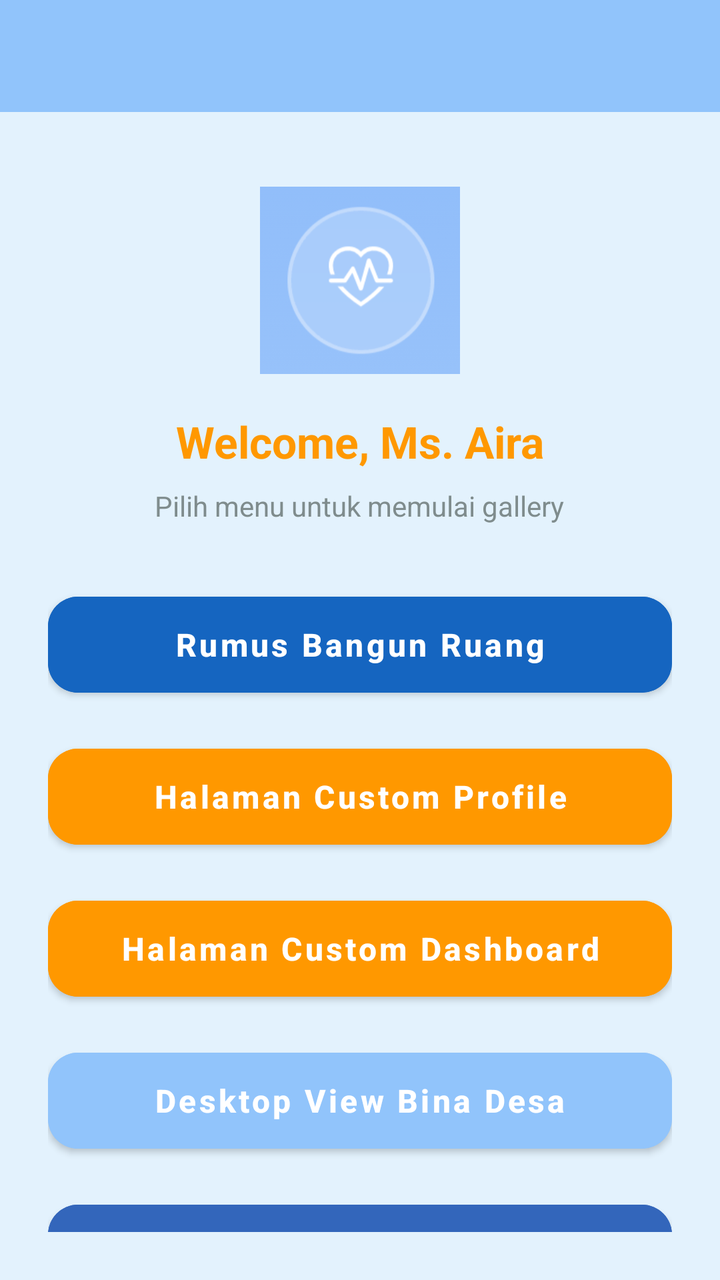
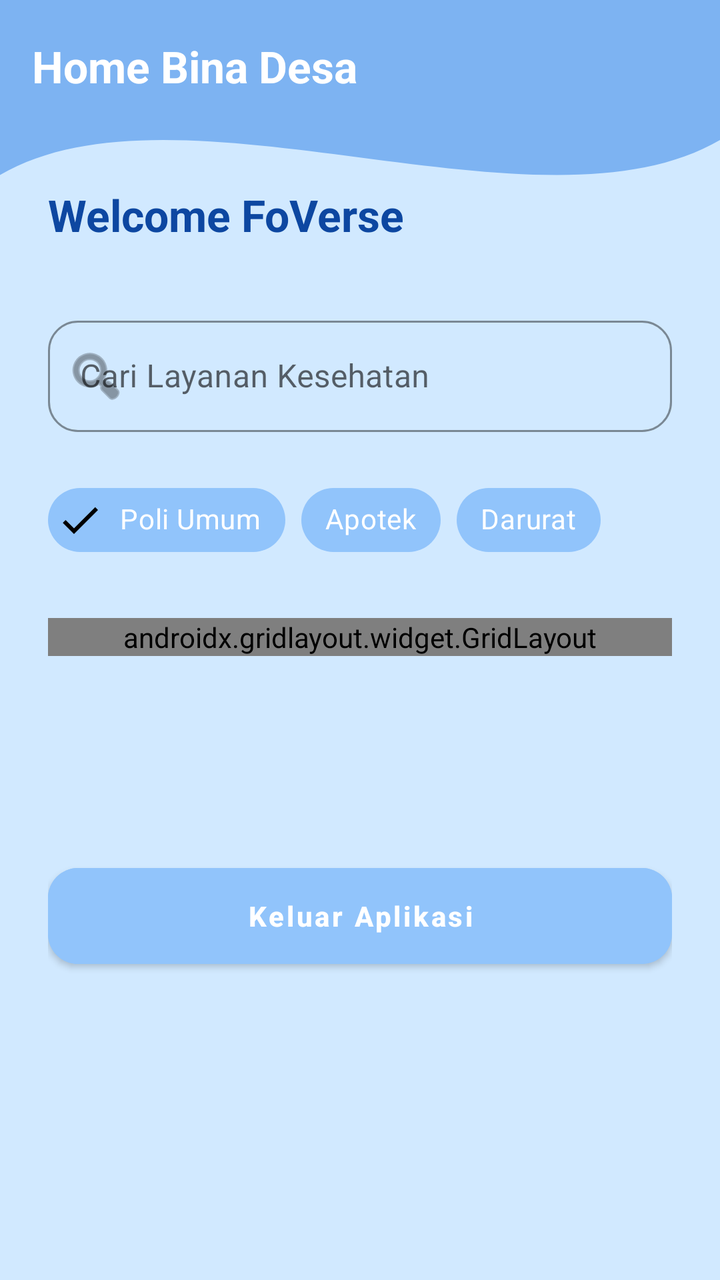

The first picture is an Android layout as it rendered before a commit; the second is the same layout after the commit. The layout source and the unified diff follow.
<!-- AndroidManifest.xml: application theme Theme.MaterialComponents.Light.NoActionBar -->
<!-- res/layout/fragment_home.xml -->
<?xml version="1.0" encoding="utf-8"?>
<LinearLayout xmlns:android="http://schemas.android.com/apk/res/android"
    xmlns:app="http://schemas.android.com/apk/res-auto"
    xmlns:tools="http://schemas.android.com/tools"
    android:layout_width="match_parent"
    android:layout_height="match_parent"
    android:orientation="vertical"
    android:background="@color/bina_desa_blue_light"
    tools:context=".Home.HomeFragment"> <androidx.appcompat.widget.Toolbar
    android:id="@+id/toolbar"
    android:layout_width="match_parent"
    android:layout_height="?attr/actionBarSize"
    android:background="@color/bina_desa_primary"
    app:titleTextColor="@color/white"
    app:elevation="4dp" />

    <LinearLayout
        android:layout_width="match_parent"
        android:layout_height="match_parent"
        android:orientation="vertical"
        android:padding="24dp"
        android:gravity="center_horizontal">

        <ImageView
            android:id="@+id/imgLogoMain"
            android:layout_width="100dp"
            android:layout_height="100dp"
            android:layout_marginTop="10dp"
            android:src="@drawable/logo_bina_desa"
            android:scaleType="centerInside" />

        <TextView
            android:id="@+id/txtWelcome"
            android:layout_width="wrap_content"
            android:layout_height="wrap_content"
            android:text="Welcome, Ms. Aira"
            android:textSize="22sp"
            android:textStyle="bold"
            android:textColor="@color/primary_orange"
            android:layout_marginTop="16dp"
            android:layout_marginBottom="8dp"/>

        <TextView
            android:layout_width="wrap_content"
            android:layout_height="wrap_content"
            android:text="Pilih menu untuk memulai gallery"
            android:textColor="@color/text_grey"
            android:textSize="14sp"
            android:layout_marginBottom="30dp"/>

        <Button
            android:id="@+id/btnRumus"
            android:layout_width="match_parent"
            android:layout_height="60dp"
            android:text="Rumus Bangun Ruang"
            android:textAllCaps="false"
            android:textSize="16sp"
            android:textStyle="bold"
            android:backgroundTint="#1565C0"
            android:layout_marginBottom="16dp"
            app:cornerRadius="15dp"
            app:elevation="4dp" />

        <Button
            android:id="@+id/btnCustom1"
            android:layout_width="match_parent"
            android:layout_height="60dp"
            android:text="Halaman Custom Profile"
            android:textAllCaps="false"
            android:textSize="16sp"
            android:textStyle="bold"
            android:backgroundTint="@color/primary_orange"
            android:layout_marginBottom="16dp"
            app:cornerRadius="15dp"
            app:elevation="4dp" />

        <Button
            android:id="@+id/btnCustom2"
            android:layout_width="match_parent"
            android:layout_height="60dp"
            android:text="Halaman Custom Dashboard"
            android:textAllCaps="false"
            android:textSize="16sp"
            android:textStyle="bold"
            android:backgroundTint="@color/primary_orange"
            android:layout_marginBottom="16dp"
            app:cornerRadius="15dp"
            app:elevation="4dp" />

        <Button
            android:id="@+id/btnWebView"
            android:layout_width="match_parent"
            android:layout_height="60dp"
            android:text="Desktop View Bina Desa"
            android:textAllCaps="false"
            android:textSize="16sp"
            android:textStyle="bold"
            android:backgroundTint="@color/bina_desa_primary"
            android:layout_marginBottom="16dp"
            app:cornerRadius="15dp"
            app:elevation="4dp" />

        <View
            android:layout_width="match_parent"
            android:layout_height="0dp"
            android:layout_weight="1" />

        <Button
            android:id="@+id/btnLogout"
            android:layout_width="match_parent"
            android:layout_height="60dp"
            android:text="Logout"
            android:textAllCaps="false"
            android:textSize="16sp"
            android:textStyle="bold"
            android:backgroundTint="@color/bina_desa_blue_dark"
            android:layout_marginBottom="10dp"
            app:cornerRadius="15dp"
            app:elevation="4dp" />

    </LinearLayout>
</LinearLayout>
<!-- resources referenced by this layout -->
<resources>
  <color name="bina_desa_blue_dark">#3366BB</color>
  <color name="bina_desa_blue_light">#E3F2FD</color>
  <color name="bina_desa_primary">#91C4FB</color>
  <color name="primary_orange">#FF9800</color>
  <color name="text_grey">#7F8C8D</color>
  <color name="white">#FFFFFF</color>
  <!-- drawable logo_bina_desa: png bitmap (drawable, 15847 bytes) -->
</resources>

<!-- the commit's change to res/layout/fragment_home.xml (unified diff, before → after) -->
@@ -1,122 +1,209 @@
 <?xml version="1.0" encoding="utf-8"?>
-<LinearLayout xmlns:android="http://schemas.android.com/apk/res/android"
+<ScrollView xmlns:android="http://schemas.android.com/apk/res/android"
     xmlns:app="http://schemas.android.com/apk/res-auto"
-    xmlns:tools="http://schemas.android.com/tools"
     android:layout_width="match_parent"
     android:layout_height="match_parent"
-    android:orientation="vertical"
-    android:background="@color/bina_desa_blue_light"
-    tools:context=".Home.HomeFragment"> <androidx.appcompat.widget.Toolbar
-    android:id="@+id/toolbar"
-    android:layout_width="match_parent"
-    android:layout_height="?attr/actionBarSize"
-    android:background="@color/bina_desa_primary"
-    app:titleTextColor="@color/white"
-    app:elevation="4dp" />
+    android:background="#D1E9FF">
 
     <LinearLayout
         android:layout_width="match_parent"
-        android:layout_height="match_parent"
+        android:layout_height="wrap_content"
         android:orientation="vertical"
-        android:padding="24dp"
-        android:gravity="center_horizontal">
-
-        <ImageView
-            android:id="@+id/imgLogoMain"
-            android:layout_width="100dp"
-            android:layout_height="100dp"
-            android:layout_marginTop="10dp"
-            android:src="@drawable/logo_bina_desa"
-            android:scaleType="centerInside" />
-
-        <TextView
-            android:id="@+id/txtWelcome"
-            android:layout_width="wrap_content"
+        android:paddingBottom="80dp">
+
+        <FrameLayout
+            android:layout_width="match_parent"
+            android:layout_height="140dp">
+
+            <View
+                android:layout_width="match_parent"
+                android:layout_height="match_parent"
+                android:background="@drawable/bg_header_wave" />
+
+            <androidx.appcompat.widget.Toolbar
+                android:id="@+id/toolbar"
+                android:layout_width="match_parent"
+                android:layout_height="wrap_content"
+                android:minHeight="?attr/actionBarSize"
+                android:paddingTop="10dp">
+                <TextView
+                    android:layout_width="wrap_content"
+                    android:layout_height="wrap_content"
+                    android:text="Home Bina Desa"
+                    android:textColor="@color/white"
+                    android:textSize="22sp"
+                    android:textStyle="bold"
+                    android:layout_marginStart="8dp" />
+            </androidx.appcompat.widget.Toolbar>
+
+            <TextView
+                android:id="@+id/txtWelcome"
+                android:layout_width="wrap_content"
+                android:layout_height="wrap_content"
+                android:layout_gravity="bottom"
+                android:layout_marginBottom="18dp"
+                android:layout_marginStart="24dp"
+                android:text="Welcome FoVerse"
+                android:textColor="#0D47A1"
+                android:textSize="22sp"
+                android:textStyle="bold" />
+        </FrameLayout>
+
+        <LinearLayout
+            android:layout_width="match_parent"
             android:layout_height="wrap_content"
-            android:text="Welcome, Ms. Aira"
-            android:textSize="22sp"
-            android:textStyle="bold"
-            android:textColor="@color/primary_orange"
-            android:layout_marginTop="16dp"
-            android:layout_marginBottom="8dp"/>
-
-        <TextView
-            android:layout_width="wrap_content"
-            android:layout_height="wrap_content"
-            android:text="Pilih menu untuk memulai gallery"
-            android:textColor="@color/text_grey"
-            android:textSize="14sp"
-            android:layout_marginBottom="30dp"/>
-
-        <Button
-            android:id="@+id/btnRumus"
-            android:layout_width="match_parent"
-            android:layout_height="60dp"
-            android:text="Rumus Bangun Ruang"
-            android:textAllCaps="false"
-            android:textSize="16sp"
-            android:textStyle="bold"
-            android:backgroundTint="#1565C0"
-            android:layout_marginBottom="16dp"
-            app:cornerRadius="15dp"
-            app:elevation="4dp" />
-
-        <Button
-            android:id="@+id/btnCustom1"
-            android:layout_width="match_parent"
-            android:layout_height="60dp"
-            android:text="Halaman Custom Profile"
-            android:textAllCaps="false"
-            android:textSize="16sp"
-            android:textStyle="bold"
-            android:backgroundTint="@color/primary_orange"
-            android:layout_marginBottom="16dp"
-            app:cornerRadius="15dp"
-            app:elevation="4dp" />
-
-        <Button
-            android:id="@+id/btnCustom2"
-            android:layout_width="match_parent"
-            android:layout_height="60dp"
-            android:text="Halaman Custom Dashboard"
-            android:textAllCaps="false"
-            android:textSize="16sp"
-            android:textStyle="bold"
-            android:backgroundTint="@color/primary_orange"
-            android:layout_marginBottom="16dp"
-            app:cornerRadius="15dp"
-            app:elevation="4dp" />
-
-        <Button
-            android:id="@+id/btnWebView"
-            android:layout_width="match_parent"
-            android:layout_height="60dp"
-            android:text="Desktop View Bina Desa"
-            android:textAllCaps="false"
-            android:textSize="16sp"
-            android:textStyle="bold"
-            android:backgroundTint="@color/bina_desa_primary"
-            android:layout_marginBottom="16dp"
-            app:cornerRadius="15dp"
-            app:elevation="4dp" />
-
-        <View
-            android:layout_width="match_parent"
-            android:layout_height="0dp"
-            android:layout_weight="1" />
-
-        <Button
-            android:id="@+id/btnLogout"
-            android:layout_width="match_parent"
-            android:layout_height="60dp"
-            android:text="Logout"
-            android:textAllCaps="false"
-            android:textSize="16sp"
-            android:textStyle="bold"
-            android:backgroundTint="@color/bina_desa_blue_dark"
-            android:layout_marginBottom="10dp"
-            app:cornerRadius="15dp"
-            app:elevation="4dp" />
-
+            android:orientation="vertical"
+            android:paddingHorizontal="24dp"
+            android:paddingTop="15dp">
+
+            <com.google.android.material.textfield.TextInputLayout
+                android:layout_width="match_parent"
+                android:layout_height="wrap_content"
+                style="@style/Widget.MaterialComponents.TextInputLayout.OutlinedBox"
+                app:boxCornerRadiusBottomEnd="15dp"
+                app:boxCornerRadiusBottomStart="15dp"
+                app:boxCornerRadiusTopEnd="15dp"
+                app:boxCornerRadiusTopStart="15dp"
+                app:startIconDrawable="@android:drawable/ic_menu_search"
+                app:boxStrokeColor="#1E88E5"
+                app:hintTextColor="#1E88E5">
+                <com.google.android.material.textfield.TextInputEditText
+                    android:layout_width="match_parent"
+                    android:layout_height="wrap_content"
+                    android:hint="Cari Layanan Kesehatan" />
+            </com.google.android.material.textfield.TextInputLayout>
+
+            <com.google.android.material.chip.ChipGroup
+                android:id="@+id/chipGroup"
+                android:layout_width="match_parent"
+                android:layout_height="wrap_content"
+                android:layout_marginTop="20dp"
+                android:layout_marginBottom="10dp"
+                app:singleSelection="true"
+                app:selectionRequired="true">
+
+                <com.google.android.material.chip.Chip
+                    android:id="@+id/chipPoli"
+                    style="@style/Widget.MaterialComponents.Chip.Choice"
+                    android:layout_width="wrap_content"
+                    android:layout_height="wrap_content"
+                    android:text="Poli Umum"
+                    android:checkable="true"
+                    android:checked="true"
+                    app:checkedIconVisible="true"
+                    app:chipBackgroundColor="@color/bina_desa_primary"
+                    android:textColor="@color/white" />
+
+                <com.google.android.material.chip.Chip
+                    android:id="@+id/chipApotek"
+                    style="@style/Widget.MaterialComponents.Chip.Choice"
+                    android:layout_width="wrap_content"
+                    android:layout_height="wrap_content"
+                    android:text="Apotek"
+                    android:checkable="true"
+                    app:checkedIconVisible="true"
+                    app:chipBackgroundColor="@color/bina_desa_primary"
+                    android:textColor="@color/white" />
+
+                <com.google.android.material.chip.Chip
+                    android:id="@+id/chipDarurat"
+                    style="@style/Widget.MaterialComponents.Chip.Choice"
+                    android:layout_width="wrap_content"
+                    android:layout_height="wrap_content"
+                    android:text="Darurat"
+                    android:checkable="true"
+                    app:checkedIconVisible="true"
+                    app:chipBackgroundColor="@color/bina_desa_primary"
+                    android:textColor="@color/white" />
+            </com.google.android.material.chip.ChipGroup>
+
+            <androidx.gridlayout.widget.GridLayout
+                android:layout_width="match_parent"
+                android:layout_height="wrap_content"
+                android:layout_marginTop="15dp"
+                app:columnCount="2">
+
+                <com.google.android.material.button.MaterialButton
+                    android:id="@+id/btnRumus"
+                    android:layout_width="0dp"
+                    android:layout_height="150dp"
+                    app:layout_columnWeight="1"
+                    android:layout_margin="10dp"
+                    android:text="Kalkulator\nKesehatan"
+                    app:icon="@android:drawable/ic_menu_edit"
+                    app:iconGravity="top"
+                    app:iconSize="40dp"
+                    android:paddingTop="25dp"
+                    android:paddingBottom="15dp"
+                    android:lineSpacingExtra="4dp"
+                    android:backgroundTint="#71ACE7"
+                    app:cornerRadius="20dp"
+                    android:textAllCaps="false" />
+
+                <com.google.android.material.button.MaterialButton
+                    android:id="@+id/btnCustom1"
+                    android:layout_width="0dp"
+                    android:layout_height="150dp"
+                    app:layout_columnWeight="1"
+                    android:layout_margin="10dp"
+                    android:text="Profil\nPasien"
+                    app:icon="@android:drawable/ic_menu_myplaces"
+                    app:iconGravity="top"
+                    app:iconSize="40dp"
+                    android:paddingTop="25dp"
+                    android:paddingBottom="15dp"
+                    android:lineSpacingExtra="4dp"
+                    android:backgroundTint="@color/bina_desa_primary"
+                    app:cornerRadius="20dp"
+                    android:textAllCaps="false" />
+
+                <com.google.android.material.button.MaterialButton
+                    android:id="@+id/btnCustom2"
+                    android:layout_width="0dp"
+                    android:layout_height="150dp"
+                    app:layout_columnWeight="1"
+                    android:layout_margin="10dp"
+                    android:text="Riwayat\nLayanan"
+                    app:icon="@android:drawable/ic_menu_today"
+                    app:iconGravity="top"
+                    app:iconSize="40dp"
+                    android:paddingTop="25dp"
+                    android:paddingBottom="15dp"
+                    android:lineSpacingExtra="4dp"
+                    android:backgroundTint="@color/bina_desa_primary"
+                    app:cornerRadius="20dp"
+                    android:textAllCaps="false" />
+
+                <com.google.android.material.button.MaterialButton
+                    android:id="@+id/btnWebView"
+                    android:layout_width="0dp"
+                    android:layout_height="150dp"
+                    app:layout_columnWeight="1"
+                    android:layout_margin="10dp"
+                    android:text="Web\nBina Desa"
+                    app:icon="@android:drawable/ic_menu_mapmode"
+                    app:iconGravity="top"
+                    app:iconSize="40dp"
+                    android:paddingTop="25dp"
+                    android:paddingBottom="15dp"
+                    android:lineSpacingExtra="4dp"
+                    android:backgroundTint="#71ACE7"
+                    app:cornerRadius="20dp"
+                    android:textAllCaps="false" />
+            </androidx.gridlayout.widget.GridLayout>
+
+            <com.google.android.material.button.MaterialButton
+                android:id="@+id/btnLogout"
+                android:layout_width="match_parent"
+                android:layout_height="60dp"
+                android:layout_marginTop="100dp"
+                android:layout_marginBottom="20dp"
+                android:text="Keluar Aplikasi"
+                android:backgroundTint="@color/bina_desa_primary"
+                android:textColor="@color/white"
+                app:cornerRadius="15dp"
+                android:textAllCaps="false"
+                android:textStyle="bold" />
+        </LinearLayout>
     </LinearLayout>
-</LinearLayout>
+</ScrollView>
<!-- resource entries referenced after the edit -->
@@ -1,11 +1,16 @@
 <!-- resources referenced by this layout -->
 <resources>
-  <color name="bina_desa_blue_dark">#3366BB</color>
-  <color name="bina_desa_blue_light">#E3F2FD</color>
   <color name="bina_desa_primary">#91C4FB</color>
-  <color name="primary_orange">#FF9800</color>
-  <color name="text_grey">#7F8C8D</color>
   <color name="white">#FFFFFF</color>
-  <!-- drawable logo_bina_desa: png bitmap (drawable, 15847 bytes) -->
+  <!-- drawable bg_header_wave (drawable) -->
+  <vector xmlns:android="http://schemas.android.com/apk/res/android"
+      android:width="400dp"
+      android:height="100dp"
+      android:viewportWidth="100"
+      android:viewportHeight="40">
+      <path
+          android:fillColor="#7DB3F2"
+          android:pathData="M0,0 L100,0 L100,20 C75,35 25,10 0,25 Z" />
+  </vector>
 </resources>
 
